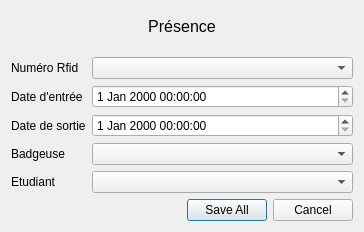
First picture: the form in Badgeuse/presencesdialog.ui, repository louisthomaspro/badgeuse-polytech, before the edit.
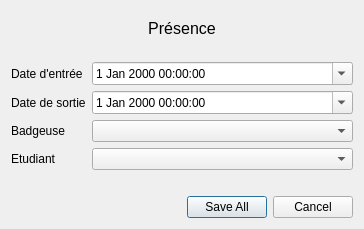
Second picture: the form after the edit.

The edit to the form file:
```diff
--- a/Badgeuse/presencesdialog.ui
+++ b/Badgeuse/presencesdialog.ui
@@ -7,7 +7,7 @@
     <x>0</x>
     <y>0</y>
     <width>364</width>
-    <height>232</height>
+    <height>229</height>
    </rect>
   </property>
   <property name="maximumSize">
@@ -50,7 +50,7 @@
       <enum>Qt::Vertical</enum>
      </property>
      <property name="sizeType">
-      <enum>QSizePolicy::Minimum</enum>
+      <enum>QSizePolicy::Fixed</enum>
      </property>
      <property name="sizeHint" stdset="0">
       <size>
@@ -63,57 +63,71 @@
    <item>
     <layout class="QFormLayout" name="formLayout">
      <item row="0" column="0">
-      <widget class="QLabel" name="label">
-       <property name="text">
-        <string>Numéro Rfid</string>
-       </property>
-      </widget>
-     </item>
-     <item row="1" column="0">
       <widget class="QLabel" name="label_3">
        <property name="text">
         <string>Date d'entrée</string>
        </property>
       </widget>
      </item>
-     <item row="1" column="1">
-      <widget class="QDateTimeEdit" name="dateTimeEdit"/>
+     <item row="0" column="1">
+      <widget class="QDateTimeEdit" name="dt_entry">
+       <property name="calendarPopup">
+        <bool>true</bool>
+       </property>
+      </widget>
      </item>
-     <item row="2" column="0">
+     <item row="1" column="0">
       <widget class="QLabel" name="label_2">
        <property name="text">
         <string>Date de sortie</string>
        </property>
       </widget>
      </item>
-     <item row="2" column="1">
-      <widget class="QDateTimeEdit" name="dateTimeEdit_2"/>
+     <item row="1" column="1">
+      <widget class="QDateTimeEdit" name="dt_exit">
+       <property name="calendarPopup">
+        <bool>true</bool>
+       </property>
+      </widget>
      </item>
-     <item row="3" column="0">
+     <item row="2" column="0">
       <widget class="QLabel" name="label_10">
        <property name="text">
         <string>Badgeuse</string>
        </property>
       </widget>
      </item>
-     <item row="3" column="1">
-      <widget class="QComboBox" name="comboBox"/>
+     <item row="2" column="1">
+      <widget class="QComboBox" name="cb_cardReader"/>
      </item>
-     <item row="4" column="0">
+     <item row="3" column="0">
       <widget class="QLabel" name="label_5">
        <property name="text">
         <string>Etudiant</string>
        </property>
       </widget>
      </item>
-     <item row="4" column="1">
-      <widget class="QComboBox" name="cb_trainingName"/>
-     </item>
-     <item row="0" column="1">
-      <widget class="QComboBox" name="comboBox_2"/>
+     <item row="3" column="1">
+      <widget class="QComboBox" name="cb_student"/>
      </item>
     </layout>
    </item>
+   <item>
+    <spacer name="verticalSpacer_2">
+     <property name="orientation">
+      <enum>Qt::Vertical</enum>
+     </property>
+     <property name="sizeType">
+      <enum>QSizePolicy::Fixed</enum>
+     </property>
+     <property name="sizeHint" stdset="0">
+      <size>
+       <width>20</width>
+       <height>20</height>
+      </size>
+     </property>
+    </spacer>
+   </item>
    <item>
     <widget class="QDialogButtonBox" name="buttonBox">
      <property name="orientation">
```
Left out of the diff: 10 changed lines with no effect on the pictures.
